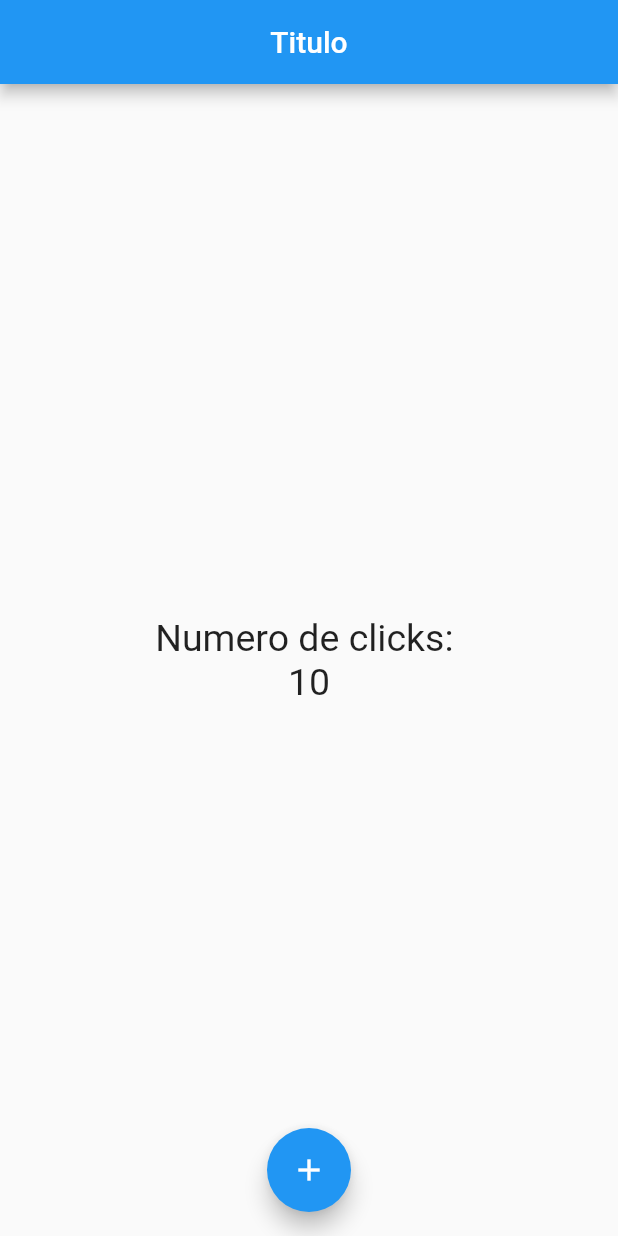
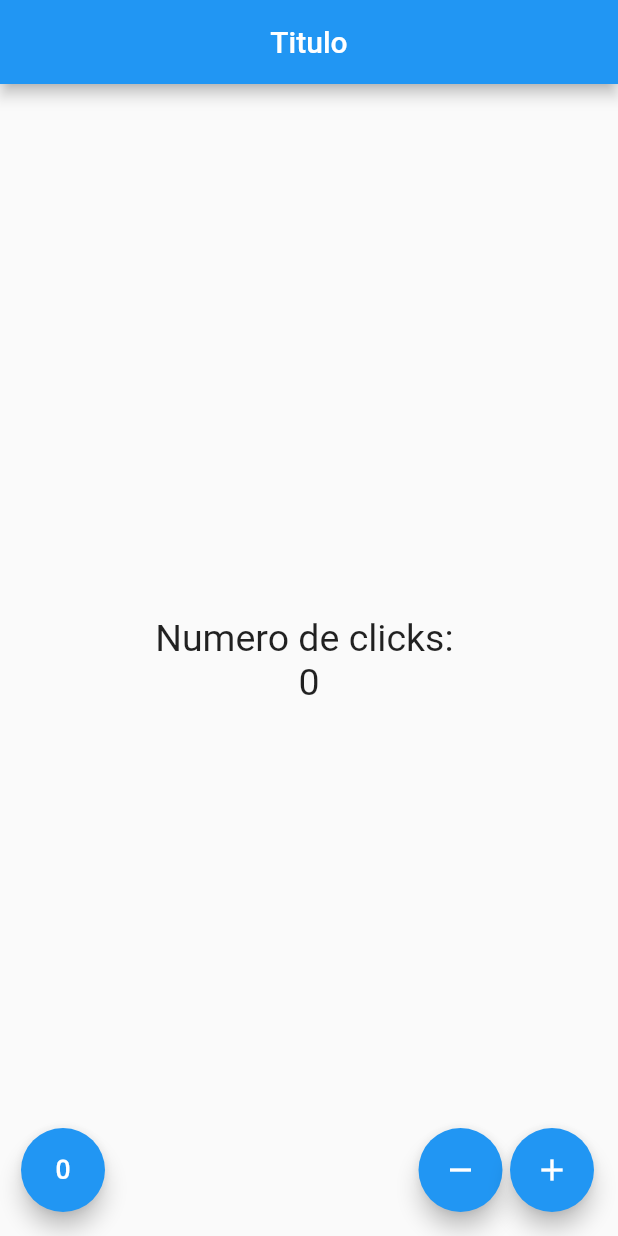
Before and after one commit to srfrancisco17/contador, a Flutter app: the screen it shows after launch, on a phone screen of 412 x 824 dp. Run offline on Flutter 3.47's test engine with Material 2 defaults, Android fonts, the phone set to English and light mode, and no system bars.

Commit message:
Se termina la app de conteo

```diff
--- a/lib/src/app.dart
+++ b/lib/src/app.dart
@@ -6,9 +6,10 @@ class MyApp extends StatelessWidget {
   @override
   Widget build(context) {
     return MaterialApp(
+        debugShowCheckedModeBanner: false,
         home: Center(
-      // child: HomePage(),
-      child: ContadorPage(),
-    ));
+          // child: HomePage(),
+          child: ContadorPage(),
+        ));
   }
 }
--- a/lib/src/pages/contador_page.dart
+++ b/lib/src/pages/contador_page.dart
@@ -3,13 +3,11 @@ import 'package:flutter/material.dart';
 class ContadorPage extends StatefulWidget {
   @override
   createState() => _ContadorPageState();
-  }
 }
 
 class _ContadorPageState extends State<ContadorPage> {
-
   final _estiloTexto = TextStyle(fontSize: 25);
-  int _conteo = 10;
+  int _conteo = 0;
 
   @override
   Widget build(BuildContext context) {
@@ -30,14 +28,35 @@ class _ContadorPageState extends State<ContadorPage> {
           ],
         ),
       ),
-      floatingActionButtonLocation: FloatingActionButtonLocation.centerFloat,
-      floatingActionButton: FloatingActionButton(
-        onPressed: () {
-          print('Hola Mundo');
-          _conteo++;
-        },
-        child: Icon(Icons.add),
-      ),
+      //0floatingActionButtonLocation: FloatingActionButtonLocation.centerFloat,
+      floatingActionButton: _crearBotones(),
     );
   }
+
+  Widget _crearBotones() {
+    return Row(
+      mainAxisAlignment: MainAxisAlignment.end,
+      children: <Widget>[
+        SizedBox(width: 30),
+        FloatingActionButton(
+            onPressed: _reset, child: Icon(Icons.exposure_zero)),
+        Expanded(child: SizedBox()),
+        FloatingActionButton(onPressed: _sustraer, child: Icon(Icons.remove)),
+        SizedBox(width: 5.0),
+        FloatingActionButton(onPressed: _agregar, child: Icon(Icons.add)),
+      ],
+    );
+  }
+
+  void _agregar() {
+    setState(() => _conteo++);
+  }
+
+  void _sustraer() {
+    setState(() => _conteo--);
+  }
+
+  void _reset() {
+    setState(() => _conteo = 0);
+  }
 }
--- a/lib/src/pages/home_page.dart
+++ b/lib/src/pages/home_page.dart
@@ -1,3 +1,6 @@
 import 'package:flutter/material.dart';
+/*
+class HomePage extends StatelessWidget {
 
-class HomePage extends StatelessWidget {}
+}
+*/
```
